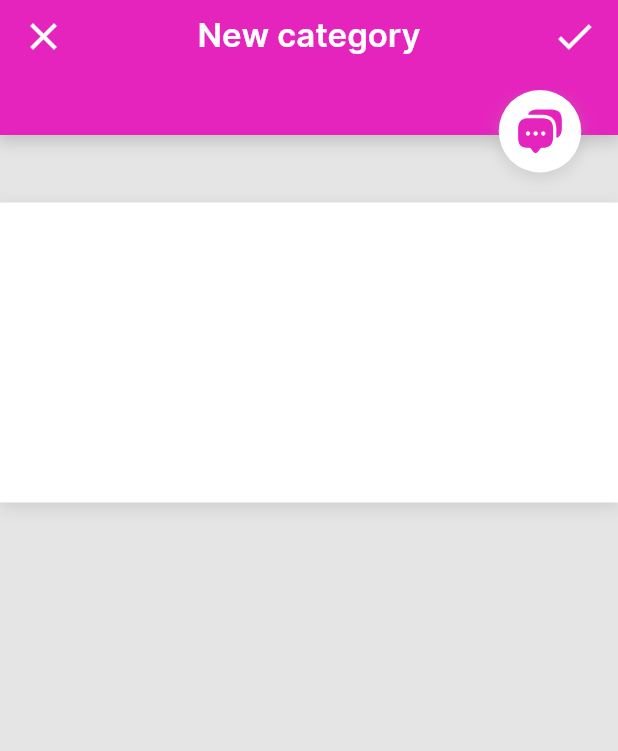
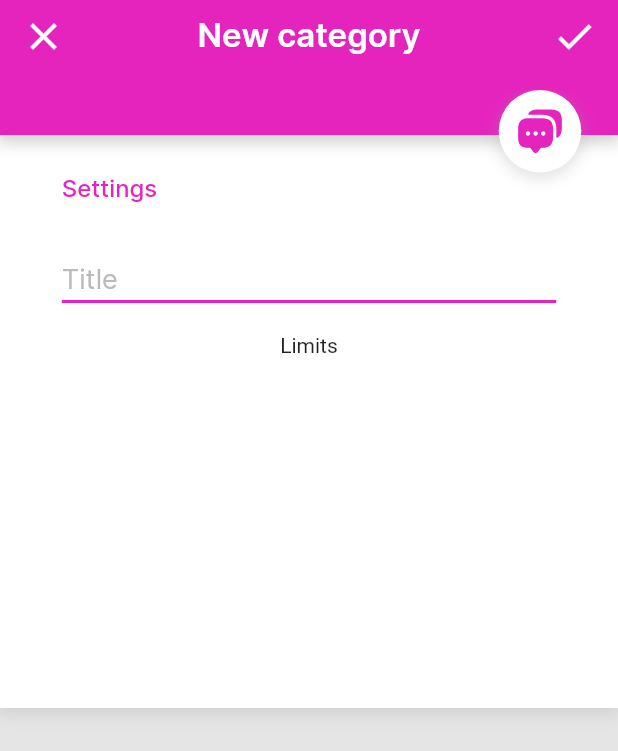
Before and after one commit to CptTapochek/TimeSaver, a Flutter app: the NewCategory screen opened directly, on a phone screen of 412 x 824 dp. Shown: the top 751 px of the screen. Run offline on Flutter 3.47's test engine with Material 2 defaults, Android fonts, the phone set to English and light mode, and no system bars; our stand-ins replace carousel_slider, flutter_svg, syncfusion_flutter_charts.

Commit message:
new category screen refactoring/textfield has beem added

```diff
--- a/lib/Blocks/CategoryBlock.dart
+++ b/lib/Blocks/CategoryBlock.dart
@@ -46,7 +46,7 @@ class CategoryState extends State<Category> {
     }
 
     return Container(
-        margin: EdgeInsets.only(left: 1, bottom: getBlockHeight()),
+        margin: EdgeInsets.only(left: 2, bottom: getBlockHeight()),
         child: TextButton(
           style: ButtonStyle(overlayColor: MaterialStateColor.resolveWith((states) => Colors.transparent)),
           onPressed: () {
@@ -78,7 +78,7 @@ class CategoryState extends State<Category> {
               ),
               const SizedBox(height: 5),
               Container(
-                width: screenWidth * 0.13, height: screenWidth * 0.13,
+                width: screenWidth * 0.14, height: screenWidth * 0.14,
                 decoration: BoxDecoration(
                   borderRadius: BorderRadius.circular(50),
                   color: data["color"],
@@ -88,7 +88,7 @@ class CategoryState extends State<Category> {
                     Positioned(
                       child: Center(
                         child: SvgPicture.asset("assets/category-icons/${data["icon"]}.svg",
-                          height: screenWidth * 0.07, width: screenWidth * 0.07, color: Colors.white
+                          height: screenWidth * 0.075, width: screenWidth * 0.075, color: Colors.white
                         ),
                       )
                     )
--- a/lib/pages/Category.dart
+++ b/lib/pages/Category.dart
@@ -179,7 +179,7 @@ class CategoryPageState extends State<CategoryPage>{
 
     return Column(
       children: [
-        SizedBox(height: screenHeight > 700 ? screenHeight * 0.05 : screenHeight * 0.007),
+        SizedBox(height: screenHeight > 700 ? screenHeight * 0.05 : screenHeight * 0.005),
         Row(
           mainAxisAlignment: MainAxisAlignment.start,
           children: [
@@ -188,7 +188,7 @@ class CategoryPageState extends State<CategoryPage>{
               !limit ? addCategoryButton() : const SizedBox()
           ],
         ),
-        SizedBox(height: screenHeight > 700 ? screenHeight * 0.04 : screenHeight * 0.008),
+        SizedBox(height: screenHeight > 700 ? screenHeight * 0.04 : screenHeight * 0.005),
         Row(
           mainAxisAlignment: MainAxisAlignment.center,
           crossAxisAlignment: CrossAxisAlignment.start,
@@ -329,7 +329,7 @@ class CategoryPageState extends State<CategoryPage>{
             ),
           ],
         ),
-        SizedBox(height: screenHeight > 700 ? screenHeight * 0.04 : screenHeight * 0.008),
+        SizedBox(height: screenHeight > 700 ? screenHeight * 0.04 : screenHeight * 0.005),
         Column(
           mainAxisAlignment: MainAxisAlignment.start,
           children: [
--- a/lib/pages/NewCategory.dart
+++ b/lib/pages/NewCategory.dart
@@ -81,18 +81,31 @@ getRandomIcons(){
 
 class NewCategoryState extends State<NewCategory> {
   Color mainColor = getRandomColor();
+  String mainIcon = getRandomIcons();
+  final FocusNode _focusNode = FocusNode();
+  Color labelTextColor = const Color(0xffffffff);
+  String title = "";
 
   @override
   void initState() {
     super.initState();
   }
 
+
   @override
   Widget build(BuildContext context) {
     var screenHeight = MediaQuery.of(context).size.height;
     var screenWidth = MediaQuery.of(context).size.width;
 
+    _focusNode.addListener(() {
+      setState(() {
+        labelTextColor = _focusNode.hasFocus ? Colors.blue : Colors.red;
+      });
+    });
+
+    print(title);
     return Scaffold(
+      resizeToAvoidBottomInset: false,
       appBar: PreferredSize(
         preferredSize: const Size.fromHeight(60),
         child: Container(
@@ -109,9 +122,92 @@ class NewCategoryState extends State<NewCategory> {
           children: [
             /* Header */
             Container(
-              height: 55,
+              height: screenHeight * 0.5,
               child: Stack(
                 children: [
+                  Positioned(
+                    child: Container(
+                      height: screenHeight * 0.5, width: screenWidth,
+                      decoration: BoxDecoration(
+                        boxShadow: [
+                          BoxShadow(
+                            color: Colors.grey.withOpacity(0.3),
+                            spreadRadius: 1,
+                            blurRadius: 8,
+                            offset: const Offset(0, 3), // changes position of shadow
+                          ),
+                        ],
+                        color: Colors.white,
+                      ),
+                      child: Container(
+                        margin: const EdgeInsets.only(top: 55),
+                        child: Column(
+                          crossAxisAlignment: CrossAxisAlignment.center,
+                          children: [
+                            SizedBox(
+                              width: screenWidth * 0.8,
+                              child: Text(
+                                "Settings",
+                                style: TextStyle(
+                                  color: mainColor,
+                                  fontSize: 16,
+                                  fontFamily: "Inter",
+                                  fontWeight: FontWeight.w500
+                                ),
+                              ),
+                            ),
+                            const SizedBox(height: 20),
+                            Container(
+                              alignment: Alignment.centerLeft,
+                              width: screenWidth * 0.8,
+                              child: Column(
+                                crossAxisAlignment: CrossAxisAlignment.start,
+                                children: [
+                                  TextField(
+                                    focusNode: _focusNode,
+                                    style: const TextStyle(
+                                      fontFamily: "Inter",
+                                      color: Colors.black,
+                                      fontSize: 18
+                                    ),
+                                    textCapitalization: TextCapitalization.sentences,
+                                    maxLength: 40,
+                                    decoration: InputDecoration(
+                                      alignLabelWithHint: _focusNode.hasFocus ? true : true,
+                                      labelText: "Title",
+                                      labelStyle: TextStyle(
+                                        color: _focusNode.hasFocus ? mainColor : const Color(0xffbbbaba),
+                                        fontSize: _focusNode.hasFocus ? 18 : 18,
+                                      ),
+                                      counterText: "",
+                                      hintMaxLines: 1,
+                                      fillColor: Colors.transparent,
+                                      enabledBorder: UnderlineInputBorder(borderSide: BorderSide(width: 2, color: mainColor)),
+                                      border: UnderlineInputBorder(borderSide: BorderSide(width: 2, color: mainColor)),
+                                      focusedBorder: UnderlineInputBorder(borderSide: BorderSide(width: 2, color: mainColor)),
+                                      contentPadding: const EdgeInsets.symmetric(vertical: 0),
+                                    ),
+                                    autofocus: false,
+                                    onChanged: (value){
+                                      setState((){
+                                        title = value;
+                                      });
+                                    }
+                                  ),
+                                ],
+                              ),
+                            ),
+                            const SizedBox(height: 20),
+                            Column(
+                              children: [
+                                Text("Limits")
+                              ],
+                            )
+                          ],
+                        ),
+                      )
+                    ),
+                  ),
                   Positioned(
                     child: Container(
                       height: 30,
@@ -129,7 +225,7 @@ class NewCategoryState extends State<NewCategory> {
                     ),
                   ),
                   Positioned(
-                      bottom: 0, right: 20,
+                      top: 0, right: 20,
                       child: TextButton(
                           style: ButtonStyle(
                               overlayColor: MaterialStateColor.resolveWith((states) => Colors.transparent),
@@ -159,7 +255,7 @@ class NewCategoryState extends State<NewCategory> {
                                 ),
                                 Positioned(
                                     child: Center(
-                                      child: SvgPicture.asset("assets/category-icons/${getRandomIcons()}.svg", color: mainColor, width: 35, height: 35),
+                                      child: SvgPicture.asset("assets/category-icons/$mainIcon.svg", color: mainColor, width: 35, height: 35),
                                     )
                                 ),
                               ],
@@ -171,25 +267,6 @@ class NewCategoryState extends State<NewCategory> {
               ),
             ),
             const SizedBox(height: 20),
-            Container(
-              decoration: BoxDecoration(
-                boxShadow: [
-                  BoxShadow(
-                    color: Colors.grey.withOpacity(0.3),
-                    spreadRadius: 1,
-                    blurRadius: 8,
-                    offset: const Offset(0, 3), // changes position of shadow
-                  ),
-                ],
-                color: Colors.white,
-              ),
-              height: 200,
-              child: Row(
-                children: [
-
-                ],
-              ),
-            )
           ],
         ),
       )
```
